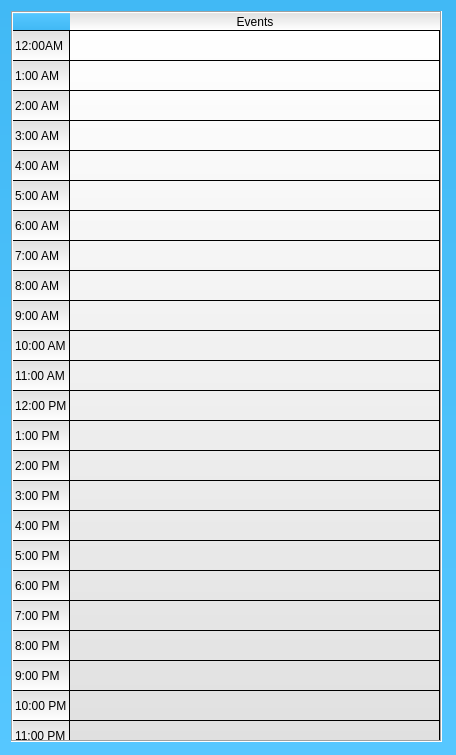
Qt form Calendar/dayview.ui (oscarl1127/CSUSM_CS441_Project) before a commit.
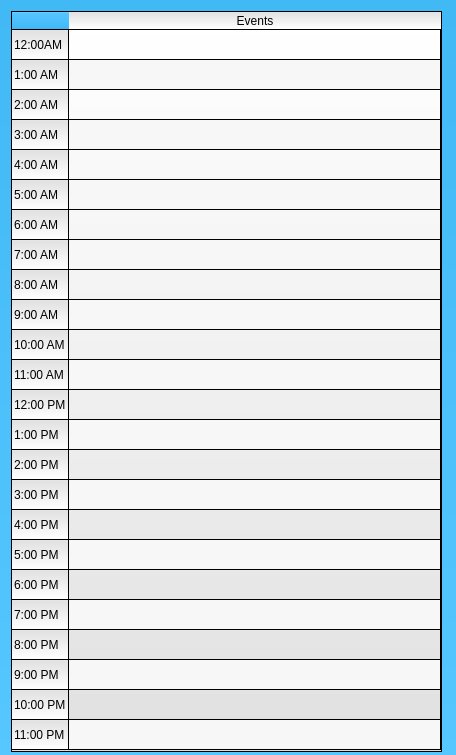
The same form after that commit.

```diff
--- a/Calendar/dayview.ui
+++ b/Calendar/dayview.ui
@@ -22,29 +22,38 @@
      <x>11</x>
      <y>11</y>
      <width>431</width>
-     <height>731</height>
+     <height>741</height>
     </rect>
    </property>
    <property name="styleSheet">
     <string notr="true">background-color: qlineargradient(spread:pad, x1:0, y1:1, x2:0, y2:0.0170455, stop:0 rgba(224, 224, 224, 255), stop:1 rgba(255, 255, 255, 255));</string>
    </property>
    <property name="frameShape">
-    <enum>QFrame::Box</enum>
+    <enum>QFrame::StyledPanel</enum>
    </property>
    <property name="frameShadow">
-    <enum>QFrame::Sunken</enum>
+    <enum>QFrame::Plain</enum>
+   </property>
+   <property name="lineWidth">
+    <number>0</number>
    </property>
    <property name="verticalScrollBarPolicy">
-    <enum>Qt::ScrollBarAlwaysOff</enum>
+    <enum>Qt::ScrollBarAsNeeded</enum>
    </property>
    <property name="horizontalScrollBarPolicy">
     <enum>Qt::ScrollBarAlwaysOff</enum>
    </property>
+   <property name="sizeAdjustPolicy">
+    <enum>QAbstractScrollArea::AdjustToContents</enum>
+   </property>
+   <property name="editTriggers">
+    <set>QAbstractItemView::NoEditTriggers</set>
+   </property>
    <property name="dragEnabled">
     <bool>false</bool>
    </property>
    <property name="alternatingRowColors">
-    <bool>false</bool>
+    <bool>true</bool>
    </property>
    <property name="selectionBehavior">
     <enum>QAbstractItemView::SelectItems</enum>
```
Left out of the diff: 3 changed lines with no effect on the pictures.
